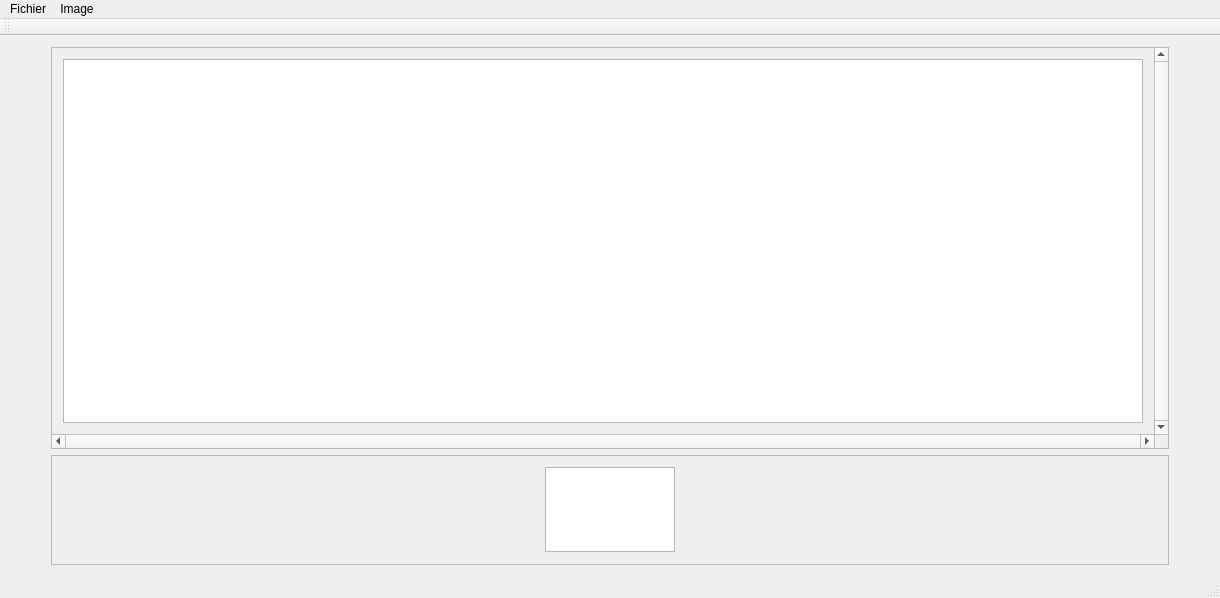
Anthiel/IHM_Qt_M1, file mainwindow.ui: the form before one commit.
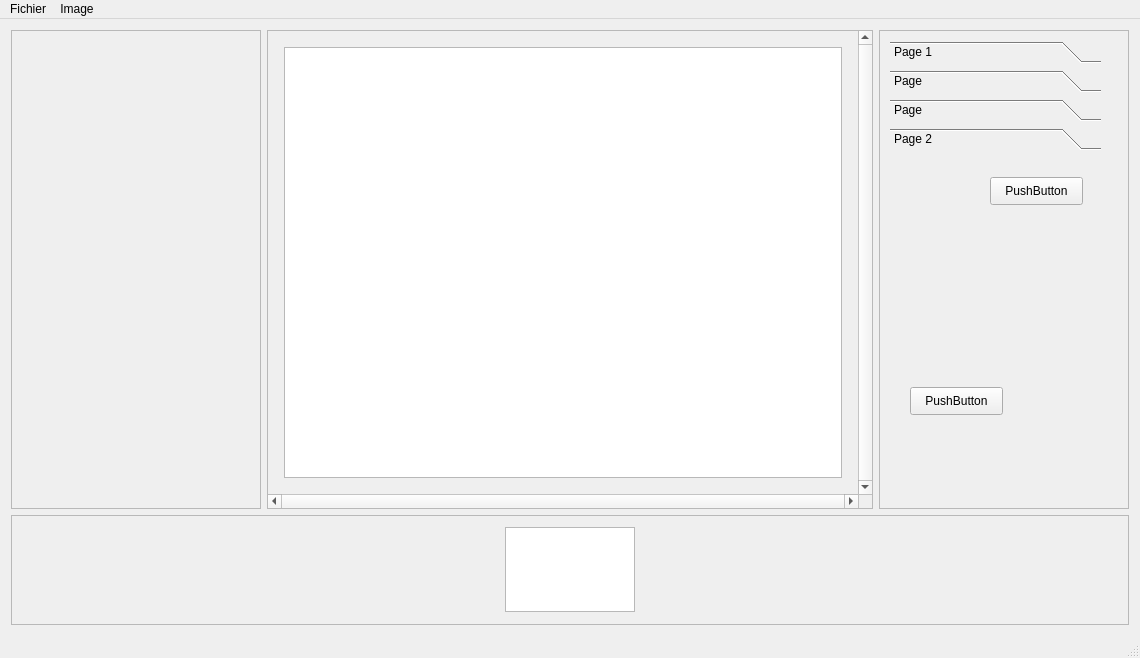
The form after the commit. Custom widgets are drawn as their Qt base class.

Commit message: début toolbar

Patch:
```diff
--- a/mainwindow.ui
+++ b/mainwindow.ui
@@ -9,8 +9,8 @@
    <rect>
     <x>0</x>
     <y>0</y>
-    <width>1220</width>
-    <height>598</height>
+    <width>1140</width>
+    <height>658</height>
    </rect>
   </property>
   <property name="sizePolicy">
@@ -34,23 +34,46 @@
    </property>
    <layout class="QGridLayout" name="gridLayout">
     <item row="0" column="0">
-     <spacer name="horizontalSpacer">
-      <property name="orientation">
-       <enum>Qt::Horizontal</enum>
-      </property>
-      <property name="sizeType">
-       <enum>QSizePolicy::Minimum</enum>
-      </property>
-      <property name="sizeHint" stdset="0">
+     <layout class="QVBoxLayout" name="verticalLayout">
+      <item>
+       <layout class="QHBoxLayout" name="horizontalLayout">
+        <item>
+         <widget class="QScrollArea" name="leftpanel">
+          <property name="minimumSize">
+           <size>
+            <width>250</width>
+            <height>0</height>
+           </size>
+          </property>
+          <property name="maximumSize">
        <size>
-        <width>40</width>
-        <height>20</height>
-       </size>
-      </property>
-     </spacer>
-    </item>
-    <item row="0" column="1">
+            <width>250</width>
+            <height>16777215</height>
+           </size>
+          </property>
+          <property name="widgetResizable">
+           <bool>true</bool>
+          </property>
+          <widget class="QWidget" name="scrollAreaWidgetContents_2">
+           <property name="geometry">
+            <rect>
+             <x>0</x>
+             <y>0</y>
+             <width>248</width>
+             <height>461</height>
+            </rect>
+           </property>
+          </widget>
+         </widget>
+        </item>
+        <item>
      <widget class="QScrollArea" name="scrollArea">
+          <property name="minimumSize">
+           <size>
+            <width>600</width>
+            <height>450</height>
+           </size>
+          </property>
       <property name="verticalScrollBarPolicy">
        <enum>Qt::ScrollBarAlwaysOn</enum>
       </property>
@@ -74,19 +97,266 @@
         <rect>
          <x>0</x>
          <y>0</y>
-         <width>1091</width>
-         <height>392</height>
+             <width>577</width>
+             <height>440</height>
         </rect>
        </property>
        <layout class="QGridLayout" name="gridLayout_3">
+            <item row="1" column="2">
+             <spacer name="horizontalSpacer_2">
+              <property name="orientation">
+               <enum>Qt::Horizontal</enum>
+              </property>
+              <property name="sizeType">
+               <enum>QSizePolicy::Ignored</enum>
+              </property>
+              <property name="sizeHint" stdset="0">
+               <size>
+                <width>5</width>
+                <height>2</height>
+               </size>
+              </property>
+             </spacer>
+            </item>
         <item row="1" column="0">
-         <widget class="QGraphicsViewCustom" name="PixFrame"/>
-        </item>
-       </layout>
-      </widget>
-     </widget>
+             <spacer name="horizontalSpacer">
+              <property name="orientation">
+               <enum>Qt::Horizontal</enum>
+              </property>
+              <property name="sizeType">
+               <enum>QSizePolicy::Ignored</enum>
+              </property>
+              <property name="sizeHint" stdset="0">
+               <size>
+                <width>5</width>
+                <height>2</height>
+               </size>
+              </property>
+             </spacer>
+            </item>
+            <item row="0" column="1">
+             <spacer name="verticalSpacer">
+              <property name="orientation">
+               <enum>Qt::Vertical</enum>
+              </property>
+              <property name="sizeType">
+               <enum>QSizePolicy::Ignored</enum>
+              </property>
+              <property name="sizeHint" stdset="0">
+               <size>
+                <width>2</width>
+                <height>5</height>
+               </size>
+              </property>
+             </spacer>
     </item>
     <item row="1" column="1">
+             <widget class="QGraphicsViewCustom" name="PixFrame"/>
+            </item>
+            <item row="2" column="1">
+             <spacer name="verticalSpacer_2">
+              <property name="orientation">
+               <enum>Qt::Vertical</enum>
+              </property>
+              <property name="sizeType">
+               <enum>QSizePolicy::Ignored</enum>
+              </property>
+              <property name="sizeHint" stdset="0">
+               <size>
+                <width>2</width>
+                <height>5</height>
+               </size>
+              </property>
+             </spacer>
+            </item>
+           </layout>
+          </widget>
+         </widget>
+        </item>
+        <item>
+         <widget class="QScrollArea" name="rightpanel">
+          <property name="minimumSize">
+           <size>
+            <width>250</width>
+            <height>0</height>
+           </size>
+          </property>
+          <property name="maximumSize">
+           <size>
+            <width>250</width>
+            <height>16777215</height>
+           </size>
+          </property>
+          <property name="verticalScrollBarPolicy">
+           <enum>Qt::ScrollBarAsNeeded</enum>
+          </property>
+          <property name="horizontalScrollBarPolicy">
+           <enum>Qt::ScrollBarAsNeeded</enum>
+          </property>
+          <property name="sizeAdjustPolicy">
+           <enum>QAbstractScrollArea::AdjustIgnored</enum>
+          </property>
+          <property name="widgetResizable">
+           <bool>true</bool>
+          </property>
+          <widget class="QWidget" name="scrollAreaWidgetContents_4">
+           <property name="geometry">
+            <rect>
+             <x>0</x>
+             <y>0</y>
+             <width>248</width>
+             <height>461</height>
+            </rect>
+           </property>
+           <widget class="QToolBox" name="toolBox">
+            <property name="geometry">
+             <rect>
+              <x>10</x>
+              <y>10</y>
+              <width>211</width>
+              <height>491</height>
+             </rect>
+            </property>
+            <property name="currentIndex">
+             <number>3</number>
+            </property>
+            <property name="tabSpacing">
+             <number>7</number>
+            </property>
+            <widget class="QWidget" name="page">
+             <property name="geometry">
+              <rect>
+               <x>0</x>
+               <y>0</y>
+               <width>211</width>
+               <height>367</height>
+              </rect>
+             </property>
+             <attribute name="label">
+              <string>Page 1</string>
+             </attribute>
+             <widget class="QPushButton" name="pushButton">
+              <property name="geometry">
+               <rect>
+                <x>60</x>
+                <y>90</y>
+                <width>93</width>
+                <height>28</height>
+               </rect>
+              </property>
+              <property name="text">
+               <string>PushButton</string>
+              </property>
+             </widget>
+            </widget>
+            <widget class="QWidget" name="page_3">
+             <attribute name="label">
+              <string>Page</string>
+             </attribute>
+             <widget class="QPushButton" name="pushButton_2">
+              <property name="geometry">
+               <rect>
+                <x>60</x>
+                <y>40</y>
+                <width>93</width>
+                <height>28</height>
+               </rect>
+              </property>
+              <property name="text">
+               <string>PushButton</string>
+              </property>
+             </widget>
+             <widget class="QPushButton" name="pushButton_3">
+              <property name="geometry">
+               <rect>
+                <x>90</x>
+                <y>130</y>
+                <width>93</width>
+                <height>28</height>
+               </rect>
+              </property>
+              <property name="text">
+               <string>PushButton</string>
+              </property>
+             </widget>
+            </widget>
+            <widget class="QWidget" name="page_4">
+             <attribute name="label">
+              <string>Page</string>
+             </attribute>
+             <widget class="QPushButton" name="pushButton_4">
+              <property name="geometry">
+               <rect>
+                <x>10</x>
+                <y>20</y>
+                <width>93</width>
+                <height>28</height>
+               </rect>
+              </property>
+              <property name="text">
+               <string>PushButton</string>
+              </property>
+             </widget>
+             <widget class="QPushButton" name="pushButton_5">
+              <property name="geometry">
+               <rect>
+                <x>100</x>
+                <y>260</y>
+                <width>93</width>
+                <height>28</height>
+               </rect>
+              </property>
+              <property name="text">
+               <string>PushButton</string>
+              </property>
+             </widget>
+            </widget>
+            <widget class="QWidget" name="page_2">
+             <property name="geometry">
+              <rect>
+               <x>0</x>
+               <y>0</y>
+               <width>211</width>
+               <height>367</height>
+              </rect>
+             </property>
+             <attribute name="label">
+              <string>Page 2</string>
+             </attribute>
+             <widget class="QPushButton" name="pushButton_6">
+              <property name="geometry">
+               <rect>
+                <x>100</x>
+                <y>20</y>
+                <width>93</width>
+                <height>28</height>
+               </rect>
+              </property>
+              <property name="text">
+               <string>PushButton</string>
+              </property>
+             </widget>
+             <widget class="QPushButton" name="pushButton_7">
+              <property name="geometry">
+               <rect>
+                <x>20</x>
+                <y>230</y>
+                <width>93</width>
+                <height>28</height>
+               </rect>
+              </property>
+              <property name="text">
+               <string>PushButton</string>
+              </property>
+             </widget>
+            </widget>
+           </widget>
+          </widget>
+         </widget>
+        </item>
+       </layout>
+      </item>
+      <item>
      <widget class="QScrollArea" name="ExplScrollArea">
       <property name="sizePolicy">
        <sizepolicy hsizetype="Expanding" vsizetype="Maximum">
@@ -108,8 +378,8 @@
         <rect>
          <x>0</x>
          <y>0</y>
-         <width>1108</width>
-         <height>108</height>
+           <width>1114</width>
+           <height>109</height>
         </rect>
        </property>
        <layout class="QGridLayout" name="gridLayout_2">
@@ -135,6 +405,9 @@
               <height>85</height>
              </size>
             </property>
+              <property name="alignment">
+               <set>Qt::AlignCenter</set>
+              </property>
            </widget>
           </item>
          </layout>
@@ -143,21 +416,7 @@
       </widget>
      </widget>
     </item>
-    <item row="0" column="3">
-     <spacer name="horizontalSpacer_2">
-      <property name="orientation">
-       <enum>Qt::Horizontal</enum>
-      </property>
-      <property name="sizeType">
-       <enum>QSizePolicy::Minimum</enum>
-      </property>
-      <property name="sizeHint" stdset="0">
-       <size>
-        <width>40</width>
-        <height>20</height>
-       </size>
-      </property>
-     </spacer>
+     </layout>
     </item>
    </layout>
   </widget>
@@ -166,8 +425,8 @@
     <rect>
      <x>0</x>
      <y>0</y>
-     <width>1220</width>
-     <height>21</height>
+     <width>1140</width>
+     <height>26</height>
     </rect>
    </property>
    <widget class="QMenu" name="menuFichier">
@@ -191,14 +450,6 @@
    <addaction name="menuFichier"/>
    <addaction name="menuImage"/>
   </widget>
-  <widget class="QToolBar" name="mainToolBar">
-   <attribute name="toolBarArea">
-    <enum>TopToolBarArea</enum>
-   </attribute>
-   <attribute name="toolBarBreak">
-    <bool>false</bool>
-   </attribute>
-  </widget>
   <widget class="QStatusBar" name="statusBar"/>
   <action name="actionImporter">
    <property name="text">
```
Lines whose indentation alone changed are shown as unchanged. The commit also changes 1 other file.
